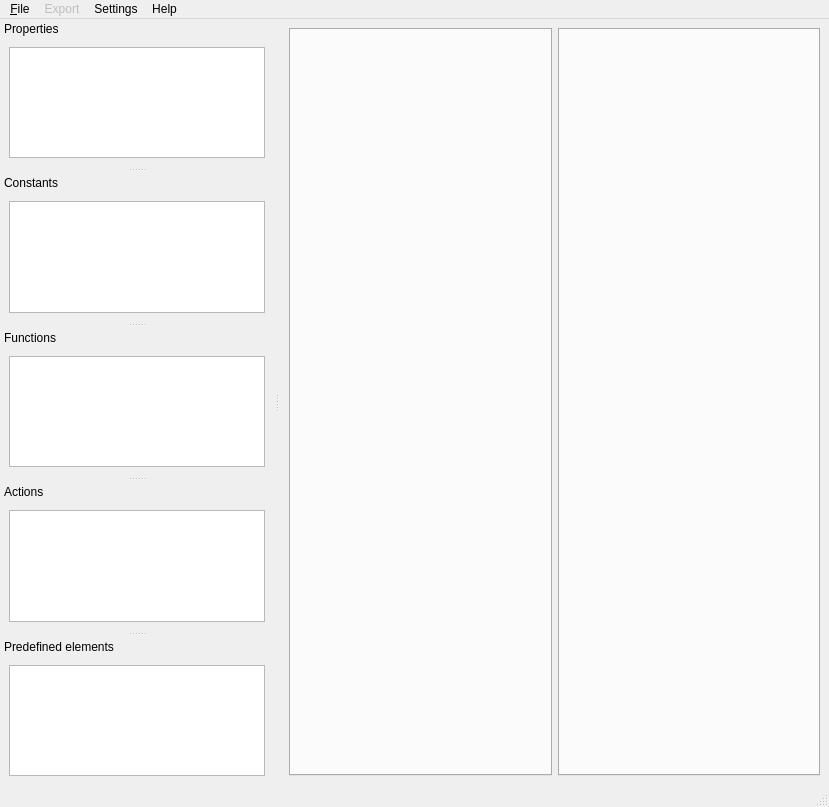
Qt form src/app/ruleCreator/mainwindow.ui (Dtai/PokerbotClient) before a commit.
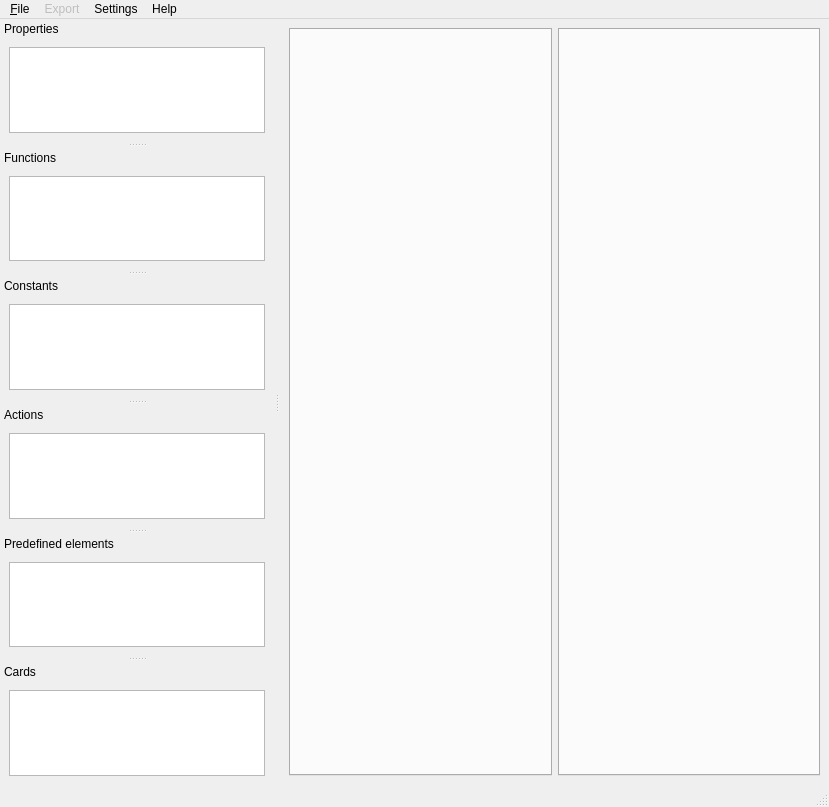
The same form after that commit. Custom widgets are drawn as their Qt base class.

Commit message: Adjusted the height of the building blocks. Added a group of blocks for cards (card list, card equation, contains). Removed the description of predefined elements.

What changed in the file:
```diff
--- a/src/app/ruleCreator/mainwindow.ui
+++ b/src/app/ruleCreator/mainwindow.ui
@@ -113,40 +113,10 @@
     </layout>
    </widget>
   </widget>
-  <widget class="QDockWidget" name="dwConstant">
-   <property name="minimumSize">
-    <size>
-     <width>112</width>
-     <height>121</height>
-    </size>
-   </property>
-   <property name="features">
-    <set>QDockWidget::DockWidgetMovable</set>
-   </property>
-   <property name="windowTitle">
-    <string>Constants</string>
-   </property>
-   <attribute name="dockWidgetArea">
-    <number>1</number>
-   </attribute>
-   <widget class="QWidget" name="dockWidgetContents_2">
-    <property name="sizePolicy">
-     <sizepolicy hsizetype="Expanding" vsizetype="Expanding">
-      <horstretch>0</horstretch>
-      <verstretch>0</verstretch>
-     </sizepolicy>
-    </property>
-    <layout class="QHBoxLayout" name="horizontalLayout_3">
-     <item>
-      <widget class="ElementView" name="vwConstant"/>
-     </item>
-    </layout>
-   </widget>
-  </widget>
   <widget class="QDockWidget" name="dwFunction">
    <property name="minimumSize">
     <size>
-     <width>274</width>
+     <width>166</width>
      <height>121</height>
     </size>
    </property>
@@ -159,6 +129,36 @@
    <attribute name="dockWidgetArea">
     <number>1</number>
    </attribute>
+   <widget class="QWidget" name="dockWidgetContents_2">
+    <property name="sizePolicy">
+     <sizepolicy hsizetype="Expanding" vsizetype="Expanding">
+      <horstretch>0</horstretch>
+      <verstretch>0</verstretch>
+     </sizepolicy>
+    </property>
+    <layout class="QHBoxLayout" name="horizontalLayout_3">
+     <item>
+      <widget class="ElementView" name="vwFunction"/>
+     </item>
+    </layout>
+   </widget>
+  </widget>
+  <widget class="QDockWidget" name="dwConstant">
+   <property name="minimumSize">
+    <size>
+     <width>112</width>
+     <height>121</height>
+    </size>
+   </property>
+   <property name="features">
+    <set>QDockWidget::DockWidgetMovable</set>
+   </property>
+   <property name="windowTitle">
+    <string>Constants</string>
+   </property>
+   <attribute name="dockWidgetArea">
+    <number>1</number>
+   </attribute>
    <widget class="QWidget" name="dockWidgetContents_3">
     <property name="sizePolicy">
      <sizepolicy hsizetype="Expanding" vsizetype="Expanding">
@@ -168,7 +168,11 @@
     </property>
     <layout class="QVBoxLayout" name="verticalLayout">
      <item>
-      <widget class="ElementView" name="vwFunction"/>
+      <widget class="ElementView" name="vwConstant">
+       <property name="enabled">
+        <bool>true</bool>
+       </property>
+      </widget>
      </item>
     </layout>
    </widget>
@@ -237,6 +241,36 @@
     </layout>
    </widget>
   </widget>
+  <widget class="QDockWidget" name="dwCard">
+   <property name="minimumSize">
+    <size>
+     <width>166</width>
+     <height>121</height>
+    </size>
+   </property>
+   <property name="features">
+    <set>QDockWidget::DockWidgetMovable</set>
+   </property>
+   <property name="windowTitle">
+    <string>Cards</string>
+   </property>
+   <attribute name="dockWidgetArea">
+    <number>1</number>
+   </attribute>
+   <widget class="QWidget" name="dockWidgetContents_7">
+    <property name="sizePolicy">
+     <sizepolicy hsizetype="Expanding" vsizetype="Expanding">
+      <horstretch>0</horstretch>
+      <verstretch>0</verstretch>
+     </sizepolicy>
+    </property>
+    <layout class="QHBoxLayout" name="horizontalLayout_5">
+     <item>
+      <widget class="ElementView" name="vwCard"/>
+     </item>
+    </layout>
+   </widget>
+  </widget>  
   <action name="action_New">
    <property name="text">
     <string>&amp;New</string>
```
Left out of the diff: 2 changed lines with no effect on the pictures. The commit also changes 10 other files.
